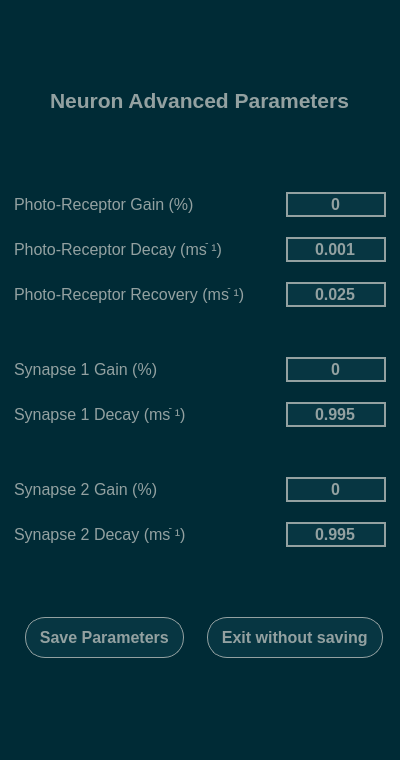
Old version of the form Software/GUI - PyQt6-PySide6/Neuron_Parameters.ui in the repository OpenSourceNeuro/Spikeling.
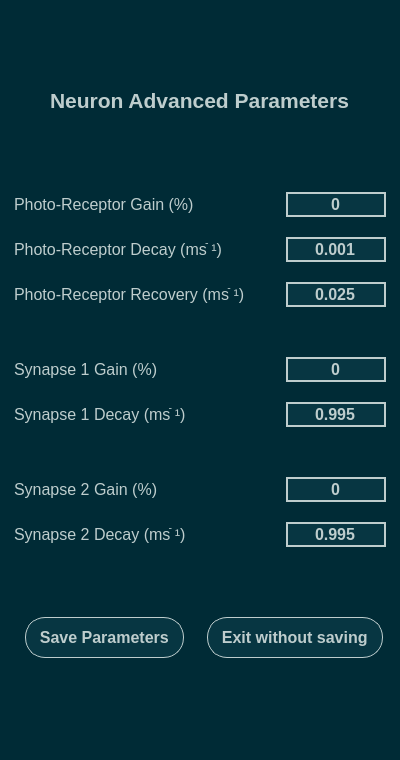
New version of the form.

```diff
--- a/Software/GUI - PyQt6-PySide6/Neuron_Parameters.ui
+++ b/Software/GUI - PyQt6-PySide6/Neuron_Parameters.ui
@@ -19,7 +19,7 @@
 	background-color:rgb(0, 43, 54);  
 	padding: 0;
 	margin:0;
-	color: rgb(147,161,161);    
+	color: rgb(190, 205, 205);    
 }
 
 * QPushButton{
@@ -27,14 +27,14 @@
 	padding: 10px 5px;
 	border-radius:20px;
 	background-color: rgb(7, 54, 66);
-    border: 1px solid rgb(147,161,161);
+    border: 1px solid rgb(190, 205, 205);
 }
 * QPushButton:hover{
 	background-color: rgb(0, 30, 38);
 }
 
 * QLineEdit{
-	border: 2px solid rgb(147,161,161);
+	border: 2px solid rgb(190, 205, 205);
     background-color: rgb(7, 54, 66);
 }
 
```
